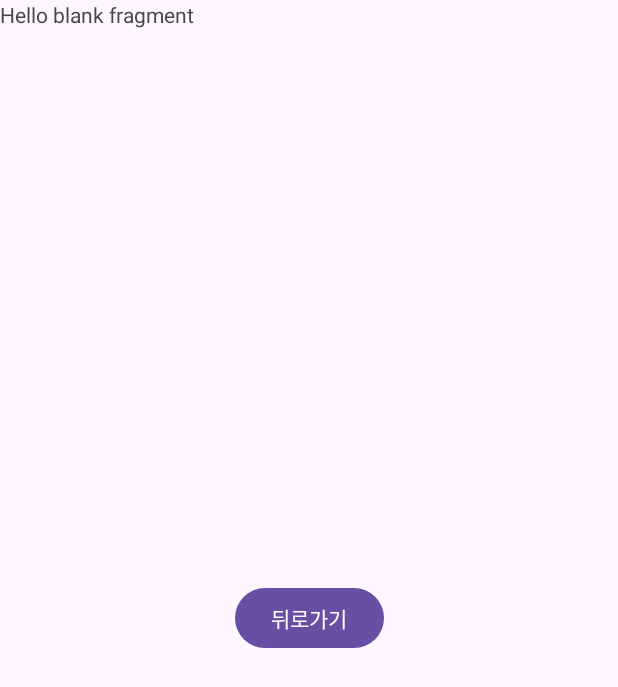
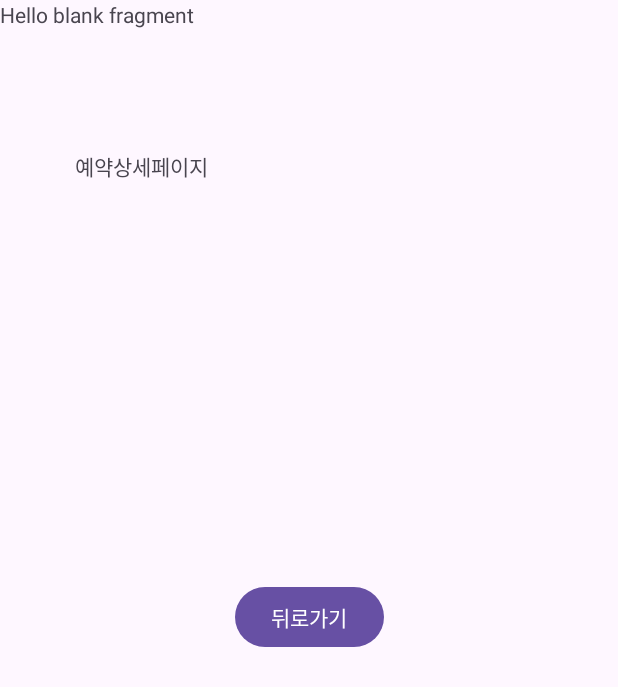
Before and after one commit to decagramaton/SecondMiniProject, an Android app: the ReservationDetailFragment screen opened through its navigation route, on a phone screen of 412 x 824 dp. Shown: the top 687 px of the screen. Run offline under Robolectric (Android 15) with nearby library versions, the phone set to English and light mode, and no system bars.

Commit message:
0905 Navigation 과제 최종 완성본 업로드

```diff
--- a/app/src/main/java/com/example/secondminiproject/ui/ReservationDetailFragment.java
+++ b/app/src/main/java/com/example/secondminiproject/ui/ReservationDetailFragment.java
@@ -27,11 +27,11 @@ public class ReservationDetailFragment extends Fragment {
 
         navController = NavHostFragment.findNavController(this);
 
-        initBtnReservationDetailFragmentMyPage();
+        initBtnReservationDetailReservationList();
         return binding.getRoot();
     }
 
-    private void initBtnReservationDetailFragmentMyPage() {
+    private void initBtnReservationDetailReservationList() {
         binding.btnReservationDetailReservationList.setOnClickListener(v -> {
             navController.popBackStack();
         });
--- a/app/src/main/res/layout/fragment_reservation_detail.xml
+++ b/app/src/main/res/layout/fragment_reservation_detail.xml
@@ -8,6 +8,7 @@
 
     <!-- TODO: Update blank fragment layout -->
     <TextView
+        android:id="@+id/textView5"
         android:layout_width="match_parent"
         android:layout_height="match_parent"
         android:text="@string/hello_blank_fragment" />
@@ -20,6 +21,17 @@
         app:layout_constraintBottom_toBottomOf="parent"
         app:layout_constraintEnd_toEndOf="parent"
         app:layout_constraintStart_toStartOf="parent"
+        app:layout_constraintTop_toTopOf="parent"
+        app:layout_constraintVertical_bias="0.499" />
+
+    <TextView
+        android:id="@+id/textView4"
+        android:layout_width="wrap_content"
+        android:layout_height="wrap_content"
+        android:layout_marginStart="50dp"
+        android:layout_marginTop="100dp"
+        android:text="예약상세페이지"
+        app:layout_constraintStart_toStartOf="parent"
         app:layout_constraintTop_toTopOf="parent" />
 
 </androidx.constraintlayout.widget.ConstraintLayout>
```
Also changed, not shown: app/src/main/res/layout/fragment_recent_list.xml (+10 -0 lines), app/src/main/res/layout/fragment_reservation_list.xml (+11 -0 lines), app/src/main/res/layout/fragment_wish_list.xml (+10 -0 lines).
